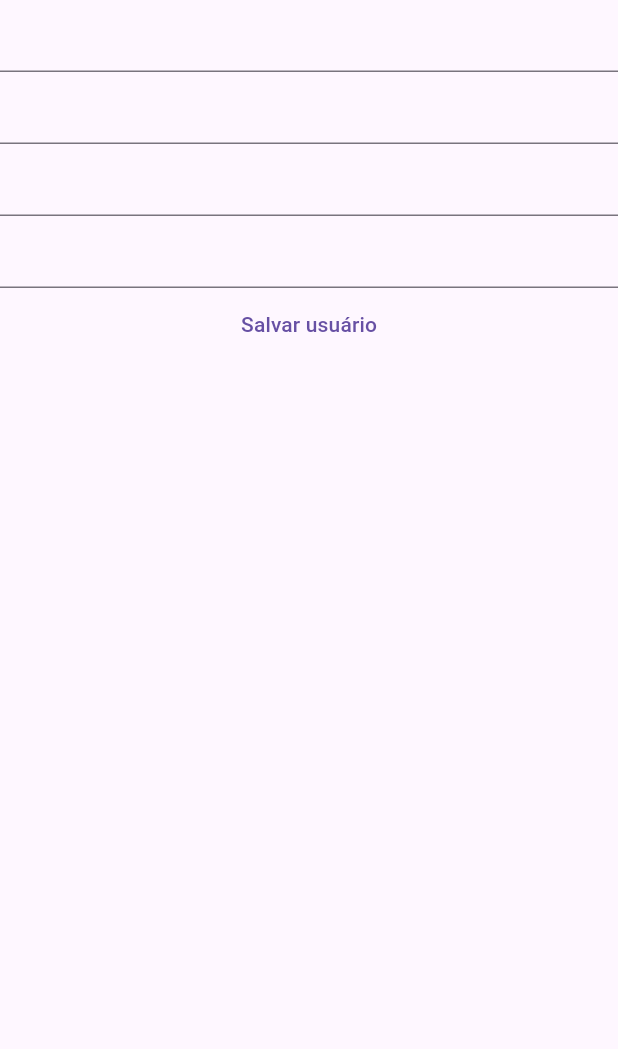
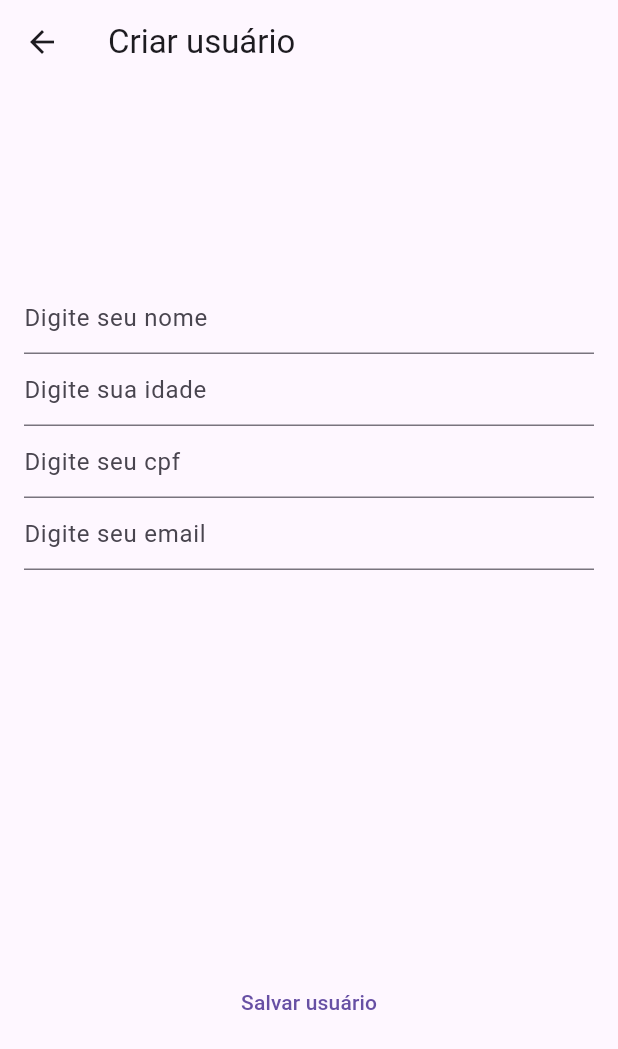
Before and after one commit to juanfernandez13/trabalho_BD, a Flutter app: the DataUserPage screen opened directly, on a phone screen of 412 x 824 dp. Shown: the top 1049 px of the screen. Run offline on Flutter 3.47's test engine with Material 3 defaults, Android fonts, the phone set to English and light mode, and no system bars; our stand-ins replace pie_chart, sqflite; accounts and stored records are empty.

Commit message:
corrigindo bugs

```diff
--- a/lib/pages/dashboard_page.dart
+++ b/lib/pages/dashboard_page.dart
@@ -77,7 +77,7 @@ class _DashBoardPageState extends State<DashBoardPage> {
                     child: Column(
                       children: [
                         const Text("Maior idade"),
-                        Text(max),
+                        Text(max == "null"? "0" : max),
                       ],
                     ),
                   ),
@@ -89,7 +89,7 @@ class _DashBoardPageState extends State<DashBoardPage> {
                     child: Column(
                       children: [
                         const Text("media de idades"),
-                        Text(avg),
+                        Text(avg == "null"? "0" : avg),
                       ],
                     ),
                   ),
@@ -101,7 +101,7 @@ class _DashBoardPageState extends State<DashBoardPage> {
                     child: Column(
                       children: [
                         const Text("Menor idade"),
-                        Text(min),
+                        Text(min == "null"? "0" : min),
                       ],
                     ),
                   ),
--- a/lib/pages/data_user_page.dart
+++ b/lib/pages/data_user_page.dart
@@ -32,21 +32,42 @@ class _DataUserPageState extends State<DataUserPage> {
 
   @override
   Widget build(BuildContext context) {
-    return SafeArea(
-      child: Scaffold(
-        body: Column(
+    return Scaffold(
+      appBar: AppBar(
+        title: Text("${widget.userModel == null? "Criar" : "Editar"} usuário"),
+      ),
+      body: Padding(
+        padding: const EdgeInsets.symmetric(horizontal: 16),
+        child: Column(
+          mainAxisAlignment: MainAxisAlignment.spaceAround,
           children: [
-            TextField(
+            Column(
+              children: [
+                TextField(
+              decoration: const InputDecoration(
+                hintText: "Digite seu nome"
+              ),
               controller: nameController,
             ),
             TextField(
+              decoration: const InputDecoration(
+                hintText: "Digite sua idade"
+              ),
               controller: ageController,
             ),
             TextField(
+              decoration: const InputDecoration(
+                hintText: "Digite seu cpf"
+              ),
               controller: cpfController,
             ),
             TextField(
+              decoration: const InputDecoration(
+                hintText: "Digite seu email"
+              ),
               controller: emailController,
+            ),
+              ],
             ),
             TextButton(
                 onPressed: () async {
@@ -64,7 +85,7 @@ class _DataUserPageState extends State<DataUserPage> {
                           int.tryParse(ageController.text) ?? 0,
                           cpfController.text,
                           emailController.text));
-                  Navigator.pop(context);
+                  if(context.mounted) Navigator.pop(context);
                 },
                 child: Text(
                     "${widget.userModel == null ? "Salvar" : "Editar"} usuário"))
--- a/lib/repositories/impl/sqlite_user_repository.dart
+++ b/lib/repositories/impl/sqlite_user_repository.dart
@@ -139,8 +139,8 @@ class SqliteRepositoryImpl implements SqliteRepository {
   @override
   Future<void> updateUser(UserModel user) async {
     var db = await SqliteDatabase().getDatabase();
-    await db.rawUpdate('UPDATE user SET name = ?, cpf = ?, email = ?',
-        [user.name, user.cpf, user.email]);
+    await db.rawUpdate('UPDATE user SET name = ?, cpf = ?, email = ? WHERE idUser = ?',
+        [user.name, user.cpf, user.email, user.idUser]);
   }
 
   @override
```
Also changed, not shown: lib/pages/data_task_user_page.dart (+17 -5 lines), lib/pages/user_tasks_page.dart (+24 -5 lines), lib/pages/users_page.dart (+14 -12 lines).
